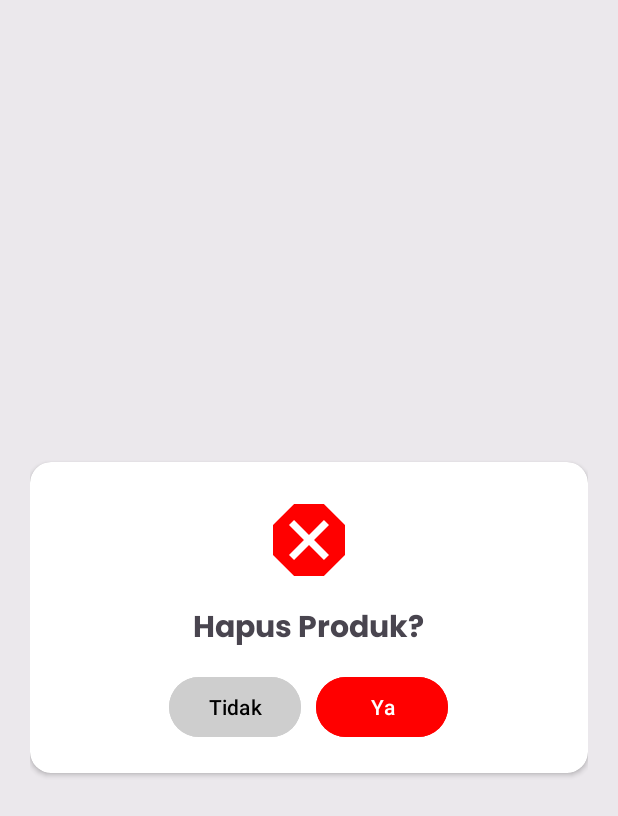
After one commit to TanNicholas80/aplikasi_DBandeng, an Android app: the layout layout_popup_delete.xml on its own in the app's theme, with its tools: preview values and no code run, on a phone screen of 412 x 824 dp. The commit adds this screen. Shown: the top 816 px of the screen. Run offline under Robolectric (Android 15) with nearby library versions, the phone set to English and light mode, and no system bars.

Commit message:
Penambahan Delete Produk, Infromasi Beranda, Pembaruan Manifest

```diff
--- a/app/src/main/res/layout/fragment_landing_page_home.xml
+++ b/app/src/main/res/layout/fragment_landing_page_home.xml
@@ -15,7 +15,7 @@
             <LinearLayout
                 android:layout_width="match_parent"
                 android:layout_height="wrap_content"
-                android:paddingHorizontal="15dp"
+                android:padding="15dp"
                 android:orientation="horizontal"
                 android:layout_marginBottom="20dp"
             >
--- /dev/null
+++ b/app/src/main/res/layout/layout_popup_delete.xml
@@ -0,0 +1,59 @@
+<?xml version="1.0" encoding="utf-8"?>
+<LinearLayout
+    xmlns:android="http://schemas.android.com/apk/res/android"
+    android:layout_width="match_parent"
+    android:layout_height="match_parent"
+    android:background="#80D9D9D9"
+    android:paddingHorizontal="20dp"
+    android:gravity="center"
+    xmlns:app="http://schemas.android.com/apk/res-auto">
+    <androidx.cardview.widget.CardView
+        android:layout_width="match_parent"
+        android:layout_height="wrap_content"
+        app:cardCornerRadius="14dp">
+    <LinearLayout
+        android:layout_width="match_parent"
+        android:layout_height="wrap_content"
+        android:paddingVertical="20dp"
+        android:paddingHorizontal="15dp"
+        android:orientation="vertical"
+    >
+        <ImageView
+            android:layout_gravity="center"
+            android:layout_width="wrap_content"
+            android:layout_height="wrap_content"
+            android:src="@drawable/danger"
+        />
+        <TextView
+            android:layout_gravity="center"
+            android:layout_width="wrap_content"
+            android:layout_height="wrap_content"
+            android:text="Hapus Produk?"
+            android:textSize="20dp"
+            android:fontFamily="@font/poppins_bold"
+            android:layout_marginVertical="10dp"
+        />
+        <LinearLayout
+            android:layout_gravity="center"
+            android:layout_width    ="wrap_content"
+            android:layout_height="wrap_content">
+            <Button
+                android:id="@+id/btnTidakdelete"
+                android:layout_width="wrap_content"
+                android:layout_height="wrap_content"
+                android:backgroundTint="#cecece"
+                android:textColor="#000000"
+                android:text="Tidak"
+                android:layout_marginRight="10dp"
+            />
+            <Button
+                android:id="@+id/btnYadelete"
+                android:layout_width="wrap_content"
+                android:layout_height="wrap_content"
+                android:backgroundTint="#ff0000"
+                android:text="Ya"
+            />
+        </LinearLayout>
+    </LinearLayout>
+    </androidx.cardview.widget.CardView>
+</LinearLayout>
```
Also changed, not shown: app/src/main/AndroidManifest.xml (+3 -42 lines), app/src/main/java/com/example/dbandeng/Beranda.java (+52 -0 lines), app/src/main/java/com/example/dbandeng/CRUD_Product.java (+4 -10 lines), app/src/main/java/com/example/dbandeng/adaptor/CRUD_AdaptorProduk.java (+59 -39 lines), app/src/main/java/com/example/dbandeng/landing_page_home.kt (+3 -16 lines).
